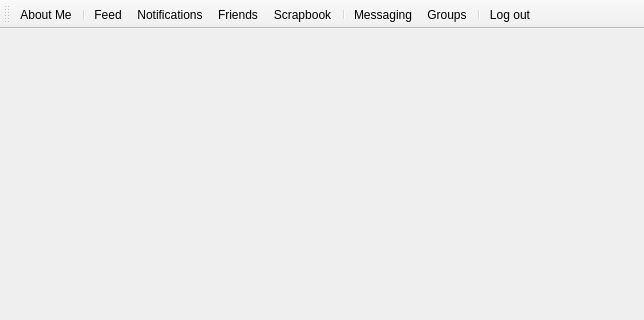
Above: gui/mainwindow.ui from Huy-Nguyen-HCI/RocketBook before the change; both pictures show x 0 to 644 and y 0 to 320 of the 644 by 482 pixel window. Below: the same form after it.
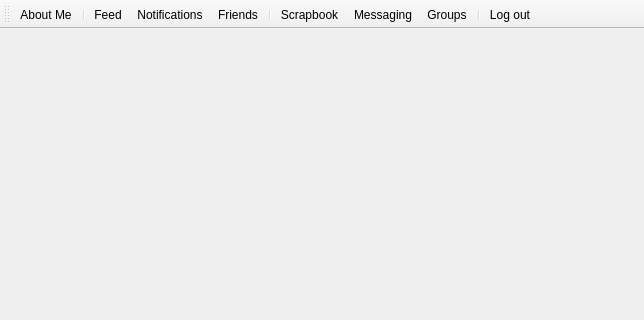
That is the form after the change. The open tabs and pages were chosen to show the change. Icons and pictures are not drawn.

Commit message: working with profile in gui

```diff
--- a/gui/mainwindow.ui
+++ b/gui/mainwindow.ui
@@ -44,8 +44,8 @@
    <addaction name="actionFeed"/>
    <addaction name="actionNotifications"/>
    <addaction name="actionFriend"/>
+   <addaction name="separator"/>
    <addaction name="actionScrapbook"/>
-   <addaction name="separator"/>
    <addaction name="actionMessaging"/>
    <addaction name="actionGroups"/>
    <addaction name="separator"/>
```
Left out of the diff: 2 changed lines with no effect on the pictures. The commit also changes 4 other files.
